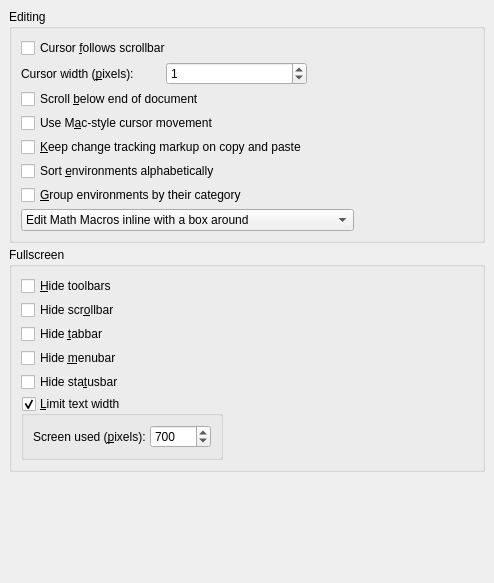
Before: the Qt Designer form src/frontends/qt/ui/PrefEditUi.ui in cburschka/lyx, drawn with Qt 5.
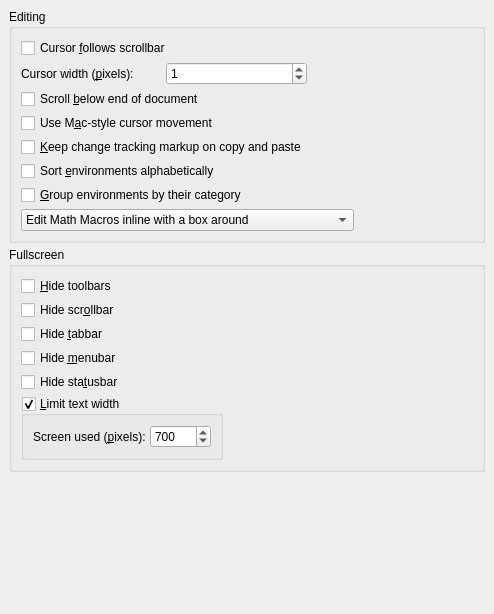
After: the same form once the commit is applied.

Commit message: Fix typo in tooltip

Diff of the .ui file:
```diff
--- a/src/frontends/qt/ui/PrefEditUi.ui
+++ b/src/frontends/qt/ui/PrefEditUi.ui
@@ -7,7 +7,7 @@
     <x>0</x>
     <y>0</y>
     <width>494</width>
-    <height>583</height>
+    <height>614</height>
    </rect>
   </property>
   <property name="sizePolicy">
```
Left out of the diff: 2 changed lines with no effect on the pictures.
